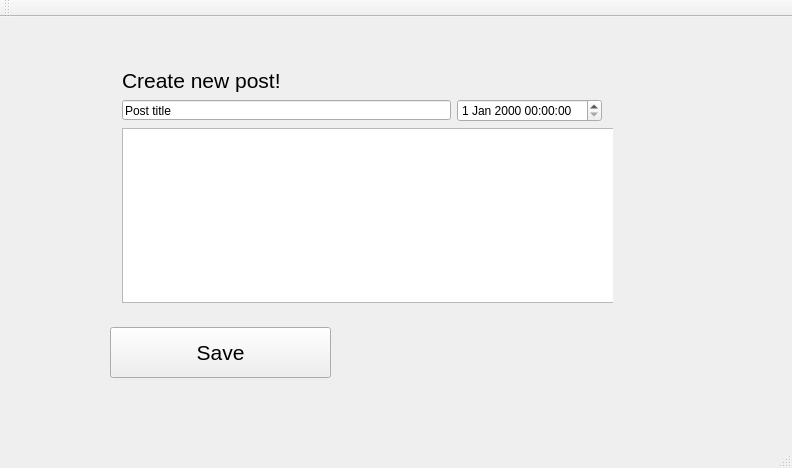
Before: the Qt Designer form Front/newpostui.ui in pzksHackathon/CactusHackathon, drawn with Qt 5.
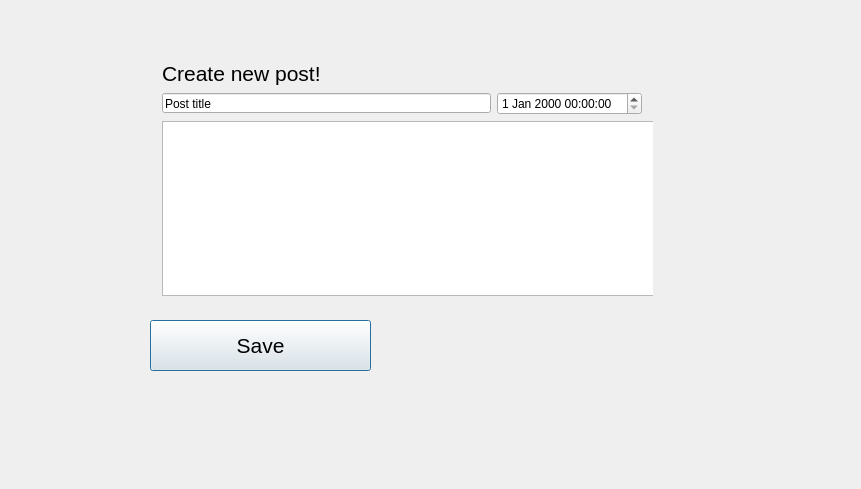
After: the same form once the commit is applied.

```diff
--- a/Front/newpostui.ui
+++ b/Front/newpostui.ui
@@ -1,24 +1,23 @@
 <?xml version="1.0" encoding="UTF-8"?>
 <ui version="4.0">
  <class>NewPostUI</class>
- <widget class="QMainWindow" name="NewPostUI">
+ <widget class="QDialog" name="NewPostUI">
   <property name="geometry">
    <rect>
     <x>0</x>
     <y>0</y>
-    <width>792</width>
-    <height>468</height>
+    <width>861</width>
+    <height>489</height>
    </rect>
   </property>
   <property name="windowTitle">
    <string>NewPostUI</string>
   </property>
-  <widget class="QWidget" name="centralWidget">
    <widget class="QPushButton" name="NewPostSave_pusButton">
     <property name="geometry">
      <rect>
-      <x>110</x>
-      <y>310</y>
+     <x>150</x>
+     <y>320</y>
       <width>221</width>
       <height>51</height>
      </rect>
@@ -32,11 +31,11 @@
      <string>Save</string>
     </property>
    </widget>
-   <widget class="QWidget" name="">
+  <widget class="QWidget" name="layoutWidget">
     <property name="geometry">
      <rect>
-      <x>111</x>
-      <y>40</y>
+     <x>151</x>
+     <y>50</y>
       <width>502</width>
       <height>257</height>
      </rect>
@@ -103,26 +102,6 @@
      </item>
     </layout>
    </widget>
-  </widget>
-  <widget class="QMenuBar" name="menuBar">
-   <property name="geometry">
-    <rect>
-     <x>0</x>
-     <y>0</y>
-     <width>792</width>
-     <height>21</height>
-    </rect>
-   </property>
-  </widget>
-  <widget class="QToolBar" name="mainToolBar">
-   <attribute name="toolBarArea">
-    <enum>TopToolBarArea</enum>
-   </attribute>
-   <attribute name="toolBarBreak">
-    <bool>false</bool>
-   </attribute>
-  </widget>
-  <widget class="QStatusBar" name="statusBar"/>
  </widget>
  <layoutdefault spacing="6" margin="11"/>
  <resources/>
```
Lines whose indentation alone changed are shown as unchanged.
